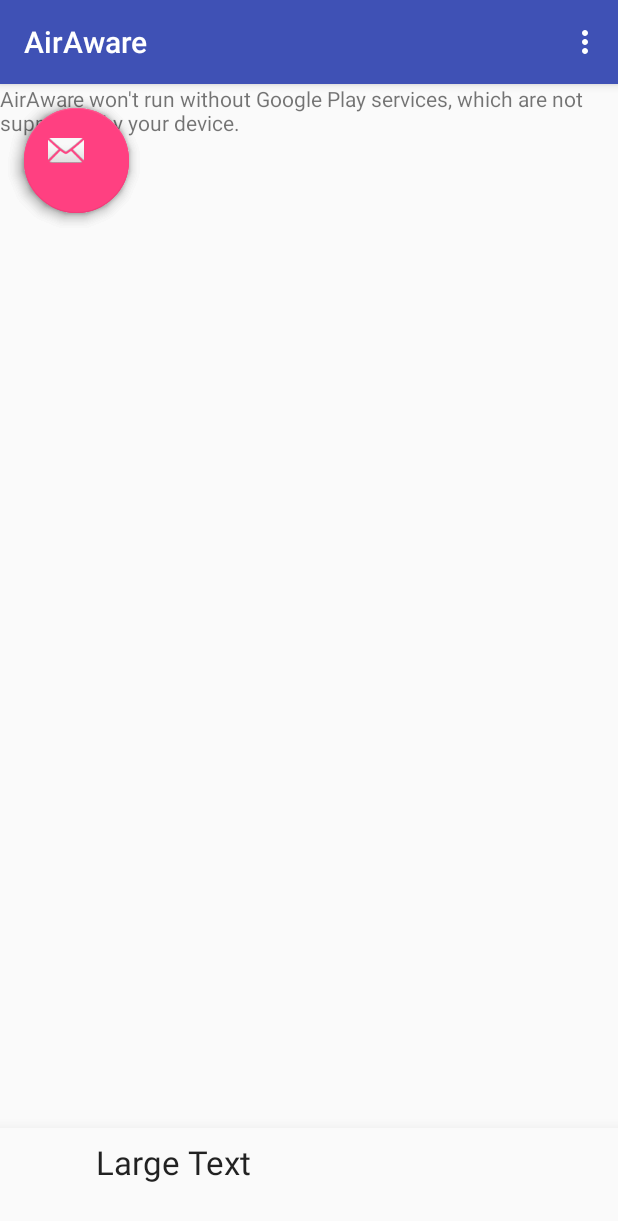
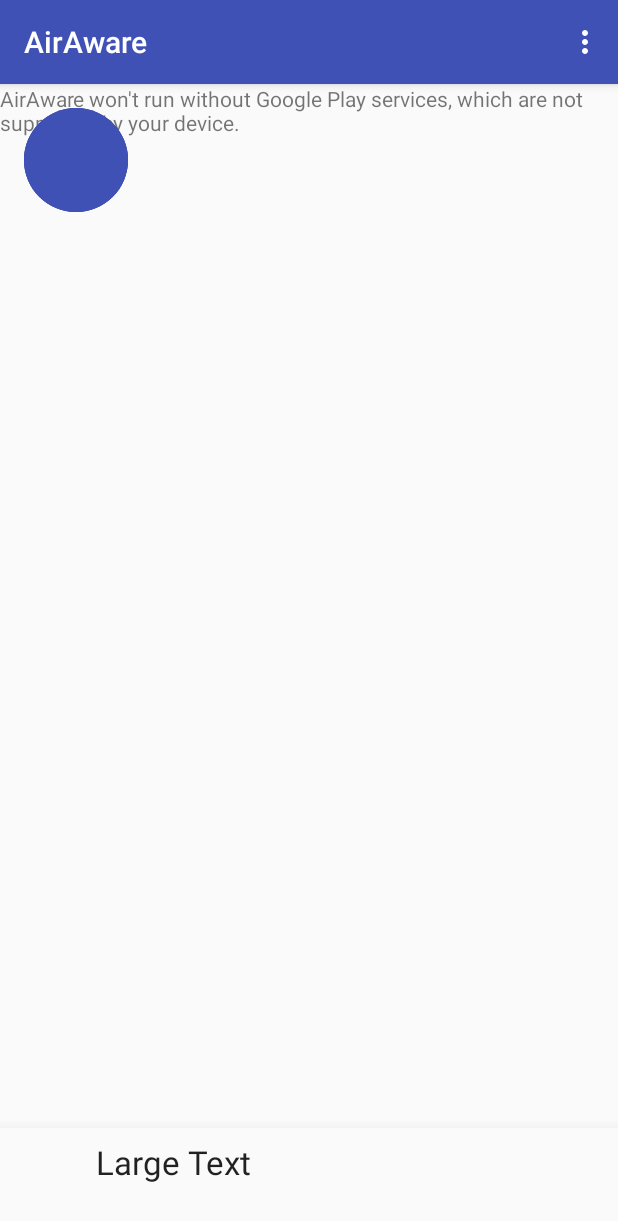
Before and after one commit to AirFighters/AirAware, an Android app: the screen it shows after launch (MainActivity), on a phone screen of 412 x 824 dp. Shown: the top 1221 px of the screen. Run offline under Robolectric (Android 15) with nearby library versions, the light colour scheme and no system bars; libraries missing offline, so code that uses them is left out: com.google.maps.android, com.ogaclejapan.arclayout; plain views replace ArcLayout; 1 statement that could not run was skipped.

Commit message:
animations

```diff
--- /dev/null
+++ b/mobile-client/mobile/src/main/java/com/airfighters/airaware/ButonArogant.java
@@ -0,0 +1,74 @@
+package com.airfighters.airaware;
+
+import android.animation.ArgbEvaluator;
+import android.animation.ValueAnimator;
+import android.content.Context;
+import android.graphics.Canvas;
+import android.graphics.Color;
+import android.graphics.Paint;
+import android.util.AttributeSet;
+import android.widget.Button;
+
+/**
+ * Created by alex on 24.04.2016.
+ */
+public class ButonArogant extends Button {
+    private int currentColor = Color.parseColor("#3F51B5");
+    private Paint bgPaint;
+
+    private int width;
+    private int height;
+
+    public ButonArogant(Context context) {
+        super(context);
+        init();
+    }
+
+    public ButonArogant(Context context, AttributeSet attrs) {
+        super(context, attrs);
+        init();
+    }
+
+    public ButonArogant(Context context, AttributeSet attrs, int defStyleAttr) {
+        super(context, attrs, defStyleAttr);
+        init();
+    }
+
+    private void init() {
+        bgPaint = new Paint();
+        // smooths
+        bgPaint.setDither(true);
+        bgPaint.setAntiAlias(true);
+        bgPaint.setColor(currentColor);
+        bgPaint.setStyle(Paint.Style.FILL);
+    }
+
+    @Override
+    protected void onSizeChanged(int w, int h, int oldw, int oldh) {
+        this.width = w / 2;
+        this.height = h / 2;
+
+        super.onSizeChanged(w, h, oldw, oldh);
+    }
+
+    @Override
+    protected void onDraw(Canvas canvas) {
+        canvas.drawCircle(width, height, width, bgPaint);
+        super.onDraw(canvas);
+    }
+
+    public void changeColor(final int colorTo) {
+        ValueAnimator colorAnimation = ValueAnimator.ofObject(new ArgbEvaluator(), currentColor, colorTo);
+        colorAnimation.setDuration(500);
+        colorAnimation.addUpdateListener(new ValueAnimator.AnimatorUpdateListener() {
+            @Override
+            public void onAnimationUpdate(ValueAnimator animator) {
+                currentColor = (Integer) animator.getAnimatedValue();
+                bgPaint.setColor(currentColor);
+                postInvalidate();
+            }
+
+        });
+        colorAnimation.start();
+    }
+}
--- a/mobile-client/mobile/src/main/java/com/airfighters/airaware/model/Disease.java
+++ b/mobile-client/mobile/src/main/java/com/airfighters/airaware/model/Disease.java
@@ -17,7 +17,8 @@ public class Disease {
 
     public int peopleAffected;
 
-    public Disease(String title, String description, int peopleAffected) {
+    public Disease(String title, String description, String color, int peopleAffected) {
+        this.color = color;
         this.title = title;
         this.description = description;
         this.peopleAffected = peopleAffected;
--- a/mobile-client/mobile/src/main/res/layout/activity_main.xml
+++ b/mobile-client/mobile/src/main/res/layout/activity_main.xml
@@ -25,4 +25,9 @@
     <include layout="@layout/content_main" />
 
     <include layout="@layout/bottom_sheet" />
+
+    <ImageView
+        android:layout_width="wrap_content"
+        android:layout_height="wrap_content"
+        android:id="@+id/testPin"/>
 </android.support.design.widget.CoordinatorLayout>
--- a/mobile-client/mobile/src/main/res/layout/city_details.xml
+++ b/mobile-client/mobile/src/main/res/layout/city_details.xml
@@ -14,21 +14,21 @@
         app:arc_origin="center"
         app:arc_radius="@dimen/layout_radius">
 
-        <android.support.design.widget.FloatingActionButton
+        <com.airfighters.airaware.ButonArogant
             style="@style/Item.Detail"
             android:id="@+id/fab"
-            android:layout_margin="@dimen/fab_margin"
-            android:src="@android:drawable/ic_dialog_email" />
+            android:background="?attr/selectableItemBackgroundBorderless"
+            android:layout_margin="@dimen/fab_margin"/>
 
-        <android.support.design.widget.FloatingActionButton
+        <com.airfighters.airaware.ButonArogant
             style="@style/Item.Detail"
-            android:layout_margin="@dimen/fab_margin"
-            android:src="@android:drawable/ic_dialog_email" />
+            android:background="?attr/selectableItemBackgroundBorderless"
+            android:layout_margin="@dimen/fab_margin"/>
 
-        <android.support.design.widget.FloatingActionButton
+        <com.airfighters.airaware.ButonArogant
             style="@style/Item.Detail"
-            android:layout_margin="@dimen/fab_margin"
-            android:src="@android:drawable/ic_dialog_email" />
+            android:background="?attr/selectableItemBackgroundBorderless"
+            android:layout_margin="@dimen/fab_margin" />
     </com.ogaclejapan.arclayout.ArcLayout>
 
     <android.support.design.widget.FloatingActionButton
--- a/mobile-client/mobile/src/main/res/values/dimens.xml
+++ b/mobile-client/mobile/src/main/res/values/dimens.xml
@@ -6,6 +6,6 @@
 
     <dimen name="layout_child_offset">96dp</dimen>
     <dimen name="item_circle_size">70dp</dimen>
-    <dimen name="item_font_size">30sp</dimen>
+    <dimen name="item_font_size">24sp</dimen>
     <dimen name="layout_radius">96dp</dimen>
 </resources>
```
Also changed, not shown: mobile-client/mobile/src/main/java/com/airfighters/airaware/MainActivity.java (+4 -6 lines), mobile-client/mobile/src/main/java/com/airfighters/airaware/utils/Utils.java (+25 -1 lines), mobile-client/mobile/src/main/res/mipmap-hdpi/ic_launcher.png, mobile-client/mobile/src/main/res/mipmap-mdpi/ic_launcher.png, mobile-client/mobile/src/main/res/mipmap-xhdpi/ic_launcher.png, mobile-client/mobile/src/main/res/mipmap-xxhdpi/ic_launcher.png, mobile-client/mobile/src/main/res/mipmap-xxxhdpi/ic_launcher.png.
